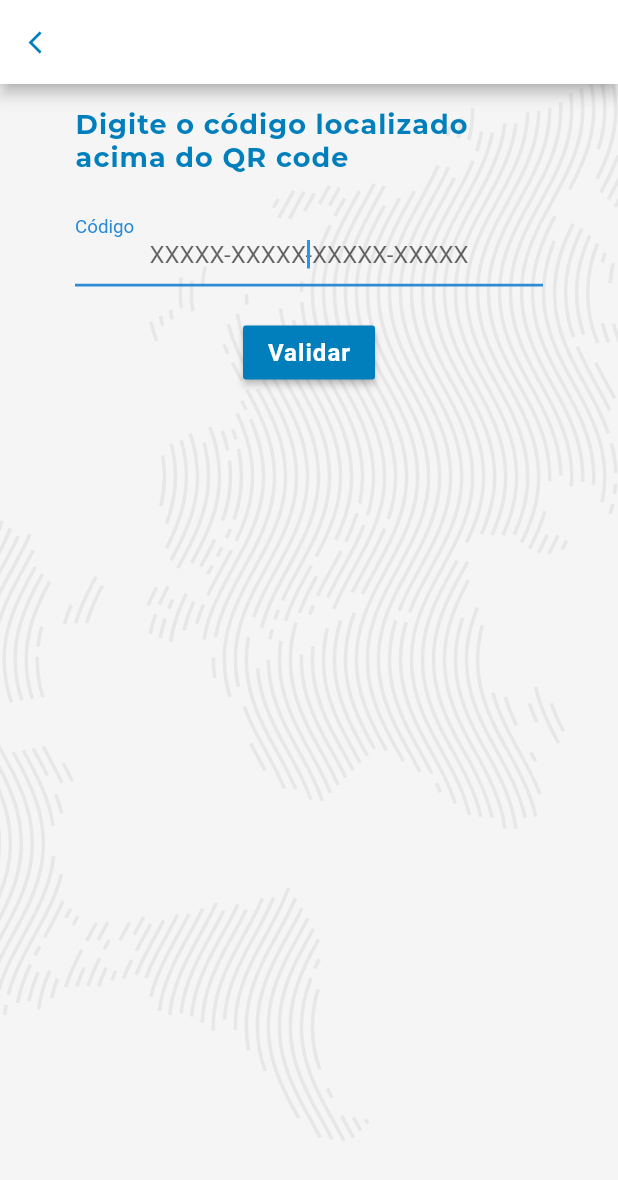
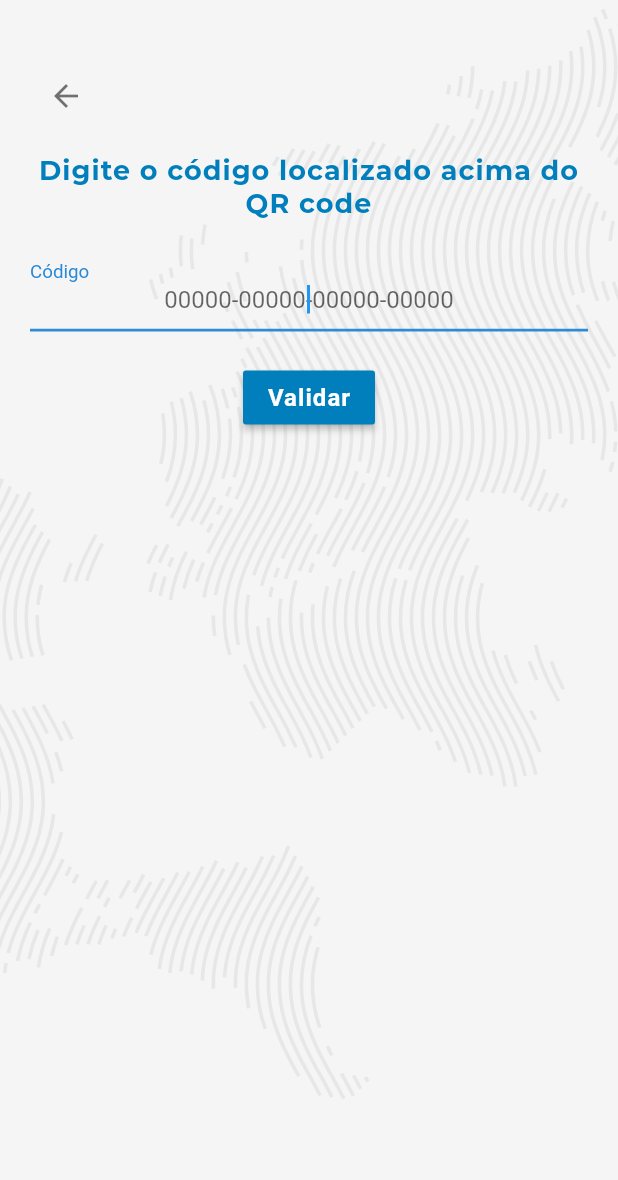
Before and after one commit to LacunaSoftware/travel-permit, a Flutter app: the screen it shows after launch, after a tap on "Digitar Código", on a phone screen of 412 x 824 dp. Shown: the top 1180 px of the screen. Run offline on Flutter 3.47's test engine with Material 2 defaults, Android fonts, the phone set to English and light mode, and no system bars; our stand-ins replace convert, flutter_progress_hud, flutter_svg, mask_text_input_formatter, permission_handler; missing offline and left inert: flutter_barcode_scanner, pointycastle.

```diff
--- a/flutter/travel_permit_reader/lib/pages/background.dart
+++ b/flutter/travel_permit_reader/lib/pages/background.dart
@@ -3,44 +3,33 @@ import 'package:flutter/material.dart';
 import 'package:flutter_svg/svg.dart';
 
 class BackgroundScaffold extends StatelessWidget {
-  const BackgroundScaffold({
-    this.body,
-    this.color,
-    this.imageLocation,
-    this.imageFit,
-    this.appBar,
-    this.resizeToAvoidBottomInset = true,
-  });
+  const BackgroundScaffold(
+      {this.body, this.color, this.imagePath, this.appBar});
 
   final Widget body;
   final Color color;
-  final String imageLocation;
-  final BoxFit imageFit;
-  final Widget appBar;
-  final bool resizeToAvoidBottomInset;
+  final String imagePath;
+  final AppBar appBar;
 
   @override
   Widget build(BuildContext context) {
     return Scaffold(
-      resizeToAvoidBottomInset: this.resizeToAvoidBottomInset,
-      backgroundColor: this.color,
-      appBar: this.appBar,
-      body: GestureDetector(
-        onTap: () {
-          FocusScope.of(context).requestFocus(new FocusNode());
-        },
-        child: Stack(
+      resizeToAvoidBottomInset: true,
+      backgroundColor: color,
+      appBar: appBar,
+      body: imagePath == null
+          ? body
+          : Stack(
               children: <Widget>[
                 Container(
                   child: SvgPicture.asset(
-                this.imageLocation,
-                fit: this.imageFit,
+                    imagePath,
+                    fit: BoxFit.none,
                   ),
                 ),
                 this.body
               ],
             ),
-      ),
     );
   }
 }
--- a/flutter/travel_permit_reader/lib/pages/enter_key_page.dart
+++ b/flutter/travel_permit_reader/lib/pages/enter_key_page.dart
@@ -2,9 +2,8 @@ import 'package:flutter/material.dart';
 import 'package:flutter/services.dart';
 import 'package:flutter/widgets.dart';
 import 'package:mask_text_input_formatter/mask_text_input_formatter.dart';
+import 'package:travel_permit_reader/pages/background.dart';
 import 'package:travel_permit_reader/util/page_util.dart';
-
-import 'home_page.dart';
 
 class EnterKeyPage extends StatefulWidget {
   @override
@@ -24,25 +23,13 @@ class _EnterKeyPageState extends State<EnterKeyPage> {
 
     final maskFormatter = new MaskTextInputFormatter(
         mask: '#####-#####-#####-#####', filter: {"#": RegExp(r'[A-Z0-9]')});
-    var titleSection = Padding(
-      padding: EdgeInsets.symmetric(vertical: 16.0),
-      child: Text(
-        "Digite o código localizado acima do QR code",
-        style: TextStyle(
-          fontFamily: 'Montserrat',
-          fontSize: 18,
-          fontWeight: FontWeight.w600,
-          letterSpacing: 0.7,
-          color: Color(0xFF007FBC),
-        ),
-      ),
-    );
+
     var codeFieldSection = TextFormField(
       focusNode: focusnode,
       textAlign: TextAlign.center,
       style: TextStyle(fontSize: 16),
       decoration: InputDecoration(
-          labelText: 'Código', hintText: 'XXXXX-XXXXX-XXXXX-XXXXX'),
+          labelText: 'Código', hintText: '00000-00000-00000-00000'),
       keyboardType: TextInputType.text,
       inputFormatters: [new UpperCaseTextFormatter(), maskFormatter],
       validator: (value) {
@@ -56,7 +43,7 @@ class _EnterKeyPageState extends State<EnterKeyPage> {
       },
     );
 
-    var submitButtonSection = Padding(
+    final submitButtonSection = Padding(
       padding: const EdgeInsets.symmetric(vertical: 20.0),
       child: RaisedButton(
         onPressed: () {
@@ -77,33 +64,49 @@ class _EnterKeyPageState extends State<EnterKeyPage> {
         ),
       ),
     );
-    return AppBarScaffold(
-      resizeToAvoidBottomInset: false,
+    return BackgroundScaffold(
         color: Color(0xFFF5F5F5),
-      imageLocation: "assets/img/bg_global_grey.svg",
-      imageFit: BoxFit.none,
-      body: Stack(
-        children: <Widget>[
-          Container(
-            margin: const EdgeInsets.only(
-              left: 50,
-              right: 50,
+        imagePath: "assets/img/bg_global_grey.svg",
+        body: Padding(
+          padding: EdgeInsets.fromLTRB(20, 40, 20, 0),
+          child: Column(
+            crossAxisAlignment: CrossAxisAlignment.center,
+            children: [
+              Row(
+                children: [
+                  IconButton(
+                    onPressed: () => Navigator.pop(context),
+                    icon: Icon(Icons.arrow_back),
+                    color: Colors.black54,
                   ),
-            width: PageUtil.getScreenWidth(context),
-            child: Form(
+                ],
+              ),
+              Padding(
+                padding: EdgeInsets.symmetric(vertical: 15.0),
+                child: Text(
+                  "Digite o código localizado acima do QR code",
+                  textAlign: TextAlign.center,
+                  style: TextStyle(
+                    fontFamily: 'Montserrat',
+                    fontSize: 18,
+                    fontWeight: FontWeight.w600,
+                    letterSpacing: 0.7,
+                    color: Color(0xFF007FBC),
+                  ),
+                ),
+              ),
+              Form(
                 key: _formKey,
                 child: Column(
                   children: <Widget>[
-                  titleSection,
                     codeFieldSection,
                     submitButtonSection,
                   ],
                 ),
               ),
-          ),
             ],
           ),
-    );
+        ));
   }
 }
 
--- a/flutter/travel_permit_reader/lib/pages/home_page.dart
+++ b/flutter/travel_permit_reader/lib/pages/home_page.dart
@@ -82,13 +82,21 @@ class HomePage extends StatelessWidget {
 
   @override
   Widget build(BuildContext context) {
-    // Title Section
-    Widget titleSection = Container(
+    return BackgroundScaffold(
+      color: Color(0xFFF5F5F5),
+      imagePath: "assets/img/bg_global_grey.svg",
+      body: Stack(
+        children: <Widget>[
+          Positioned(
+            top: 10,
+            // Title Section ------------------------------
+            child: Container(
               height: PageUtil.getScreenHeight(context, 0.3),
               width: PageUtil.getScreenWidth(context),
               decoration: new BoxDecoration(
                 color: Colors.white,
-        borderRadius: BorderRadius.vertical(bottom: Radius.circular(80.0)),
+                borderRadius:
+                    BorderRadius.vertical(bottom: Radius.circular(80.0)),
               ),
               child: Center(
                   child: Text(
@@ -101,10 +109,12 @@ class HomePage extends StatelessWidget {
                   color: Color(0xFF007FBC),
                 ),
               )),
-    );
-
-    // Validation Section
-    Widget validationSection = Container(
+            ),
+          ),
+          Positioned(
+            bottom: PageUtil.getScreenHeight(context, 0.05),
+            // Validation Buttons Section ------------------------------
+            child: Container(
               padding: EdgeInsets.all(20),
               child: Column(
                 children: <Widget>[
@@ -148,21 +158,7 @@ class HomePage extends StatelessWidget {
                   ),
                 ],
               ),
-    );
-
-    return BackgroundScaffold(
-      color: Color(0xFFF5F5F5),
-      imageLocation: "assets/img/bg_global_grey.svg",
-      imageFit: BoxFit.none,
-      body: Stack(
-        children: <Widget>[
-          Positioned(
-            top: 10,
-            child: titleSection,
             ),
-          Positioned(
-            bottom: PageUtil.getScreenHeight(context, 0.05),
-            child: validationSection,
           ),
         ],
       ),
@@ -229,54 +225,3 @@ class ValidationButton extends StatelessWidget {
     );
   }
 }
-
-class AppBarScaffold extends StatelessWidget {
-  const AppBarScaffold({
-    this.body,
-    this.color,
-    this.imageLocation,
-    this.imageFit,
-    this.resizeToAvoidBottomInset = true,
-  });
-
-  final Widget body;
-  final Color color;
-  final String imageLocation;
-  final BoxFit imageFit;
-  final bool resizeToAvoidBottomInset;
-
-  @override
-  Widget build(BuildContext context) {
-    return BackgroundScaffold(
-      resizeToAvoidBottomInset: this.resizeToAvoidBottomInset,
-      appBar: AppBar(
-        titleSpacing: 0.0,
-        title: Text(
-          '',
-          style: TextStyle(
-            fontFamily: 'Montserrat',
-            fontWeight: FontWeight.w600,
-            fontSize: 18,
-            color: Color(0xFF007FBC),
-          ),
-        ),
-        leading: IconButton(
-          iconSize: 18.0,
-          icon: Icon(
-            Icons.arrow_back_ios,
-            color: Color(0xFF007FBC),
-          ),
-          tooltip: 'Voltar',
-          onPressed: () {
-            Navigator.pop(context);
-          },
-        ),
-        backgroundColor: Colors.white,
-      ),
-      body: this.body,
-      color: this.color,
-      imageLocation: this.imageLocation,
-      imageFit: this.imageFit,
-    );
-  }
-}
--- a/flutter/travel_permit_reader/lib/util/permission_util.dart
+++ b/flutter/travel_permit_reader/lib/util/permission_util.dart
@@ -6,7 +6,7 @@ class PermissionUtil {
   static Future<bool> checkCameraPermission(
       BuildContext context, String requiredMessage) async {
     var status = await Permission.camera.status;
-    if (!status.isGranted && await Permission.camera.request().isGranted) {
+    if (!status.isGranted && !await Permission.camera.request().isGranted) {
       PageUtil.showAppDialog(context, 'Câmera necessária', requiredMessage,
           positiveButton:
               ButtonAction('Ir para configurações', () => openAppSettings()));
```
Also changed, not shown: flutter/travel_permit_reader/lib/api/enums.dart (+9 -0 lines), flutter/travel_permit_reader/lib/api/models.dart (+9 -0 lines), flutter/travel_permit_reader/lib/pages/travel_permit_page.dart (+27 -22 lines), flutter/travel_permit_reader/lib/util/page_util.dart (+8 -0 lines). Lines whose indentation alone changed are shown as unchanged.
